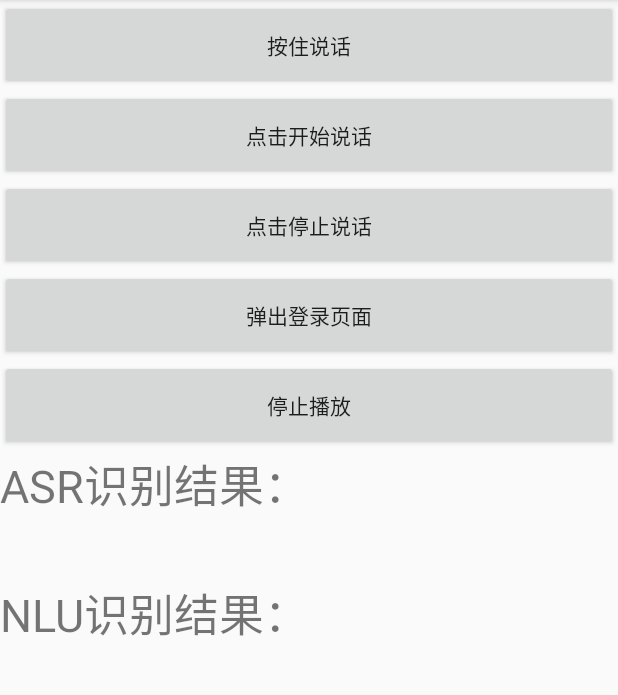
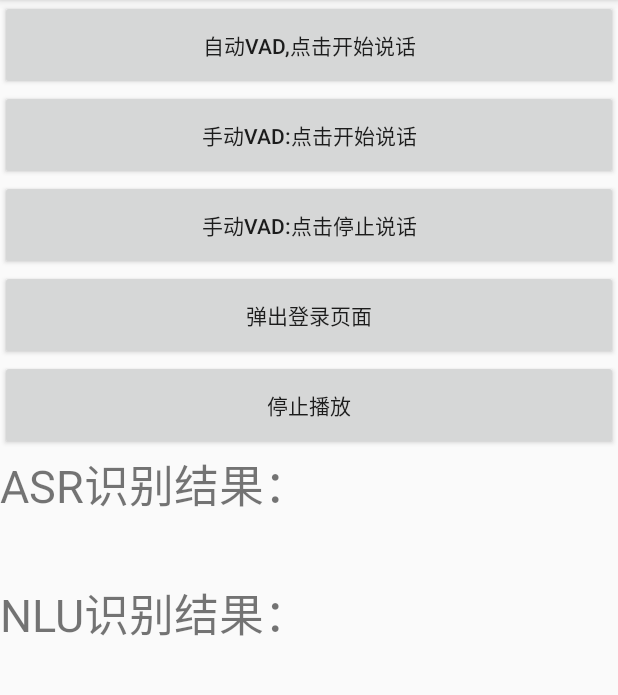
Before and after one commit to HoldingGWind/geniesdk_demo, an Android app: the NearFieldDemoActivity screen opened directly, with no data from a screen before it, on a phone screen of 412 x 824 dp, the part 84-779 px from its top. Run offline under Robolectric (Android 15) with nearby library versions, the phone set to English and light mode, and no system bars; libraries missing offline, so code that uses them is left out: com.alibaba.ailabs, com.yunos.tv; 2 statements that could not run were skipped.

Commit message:
Adjust some interface for enable VAD by default
Signed-off-by: shenping.sp <shenping.sp@alibaba-inc.com>

```diff
--- a/app/src/main/java/com/yunos/tv/alitvasr/NearFieldDemoActivity.java
+++ b/app/src/main/java/com/yunos/tv/alitvasr/NearFieldDemoActivity.java
@@ -15,10 +15,10 @@ import android.widget.Button;
 import android.widget.TextView;
 
 import com.alibaba.ailabs.custom.audio.MediaOutputBridge;
-import com.alibaba.ailabs.custom.audio.input.RecorderManager;
 import com.alibaba.ailabs.custom.core.AliGenieSDK;
 import com.alibaba.ailabs.custom.util.SystemInfo;
 import com.alibaba.ailabs.geniesdk.audioin.recorder.NearFieldRecorder;
+import com.alibaba.ailabs.geniesdk.audioin.recorder.RecorderManager;
 import com.alibaba.ailabs.geniesdk.util.LogUtils;
 import com.alibaba.ailabs.geniesdk_adapter.audioin.RecorderFactory;
 import com.alibaba.ailabs.geniesdk_adapter.core.ActionConstant;
@@ -66,8 +66,6 @@ public class NearFieldDemoActivity extends AppCompatActivity implements IUiManag
         super.onCreate(savedInstanceState);
 
         AliGenieSDK.getInstance(this).init("db643dcd-b096-43e8-9707-6f34d36a1549"/*"ef785ed9-785e-41e4-8c84-ff82f41528f8"*/, this, RecorderFactory.getNearFieldRecorder(16000, 1, MediaRecorder.AudioSource.MIC, AudioFormat.ENCODING_PCM_16BIT), this);
-        //AliGenieSDK.getInstance(this).setUseThirdPartyMediaController(true);
-        //AliGenieSDKAdapter.init();
         getWindow().addFlags(WindowManager.LayoutParams.FLAG_KEEP_SCREEN_ON);
         setContentView(R.layout.near_field);
         wakeup = findViewById(R.id.wake);
@@ -77,6 +75,7 @@ public class NearFieldDemoActivity extends AppCompatActivity implements IUiManag
         asrResult = findViewById(R.id.asr_result);
         nluResult = findViewById(R.id.nlu_result);
         recorder = RecorderManager.getInstance().getRecorder();
+        //recorder.enableDefaultVAD(false);  禁用默认的VAD
 
         wakeup.setOnTouchListener(new View.OnTouchListener() {
             @Override
@@ -86,7 +85,6 @@ public class NearFieldDemoActivity extends AppCompatActivity implements IUiManag
                     case MotionEvent.ACTION_UP://松开事件发生后执行代码的区域
                         Log.e(TAG, "wakeup released");
                         mIsWakeup = false;
-                        recorder.vadEnd();
                         break;
                     case MotionEvent.ACTION_DOWN://按住事件发生后执行代码的区域
                         Log.e(TAG, "wakeup pressed");
--- a/app/src/main/java/com/yunos/tv/alitvasr/ProcessedAudioDataDemoActivity.java
+++ b/app/src/main/java/com/yunos/tv/alitvasr/ProcessedAudioDataDemoActivity.java
@@ -16,13 +16,13 @@ import android.view.WindowManager;
 import android.widget.Button;
 import android.widget.TextView;
 
-import com.alibaba.ailabs.custom.audio.input.RecorderManager;
 import com.alibaba.ailabs.custom.core.AliGenieSDK;
 import com.alibaba.ailabs.custom.core.Constants;
 import com.alibaba.ailabs.custom.util.SystemInfo;
 import com.alibaba.ailabs.geniesdk.audioin.recorder.BaseRecorder;
 import com.alibaba.ailabs.geniesdk.audioin.recorder.IMicController;
 import com.alibaba.ailabs.geniesdk.audioin.recorder.OutAudioDataFarFieldRecorder;
+import com.alibaba.ailabs.geniesdk.audioin.recorder.RecorderManager;
 import com.alibaba.ailabs.geniesdk.util.LogUtils;
 import com.alibaba.ailabs.geniesdk_adapter.audioin.RecorderFactory;
 import com.alibaba.ailabs.geniesdk_adapter.core.ActionConstant;
--- a/app/src/main/java/com/yunos/tv/alitvasr/RawAudioDataDemoActivity.java
+++ b/app/src/main/java/com/yunos/tv/alitvasr/RawAudioDataDemoActivity.java
@@ -16,7 +16,6 @@ import android.view.WindowManager;
 import android.widget.Button;
 import android.widget.TextView;
 
-import com.alibaba.ailabs.custom.audio.input.RecorderManager;
 import com.alibaba.ailabs.custom.core.AliGenieSDK;
 import com.alibaba.ailabs.custom.core.Constants;
 import com.alibaba.ailabs.custom.util.SystemInfo;
@@ -24,6 +23,7 @@ import com.alibaba.ailabs.geniesdk.audioin.recorder.BaseRecorder;
 import com.alibaba.ailabs.geniesdk.audioin.recorder.IMicController;
 import com.alibaba.ailabs.geniesdk.audioin.recorder.OutAudioDataFarFieldRecorder;
 import com.alibaba.ailabs.geniesdk.audioin.recorder.RawDataFarFieldRecorder;
+import com.alibaba.ailabs.geniesdk.audioin.recorder.RecorderManager;
 import com.alibaba.ailabs.geniesdk.util.LogUtils;
 import com.alibaba.ailabs.geniesdk_adapter.audioin.RecorderFactory;
 import com.alibaba.ailabs.geniesdk_adapter.core.ActionConstant;
--- a/app/src/main/res/layout/near_field.xml
+++ b/app/src/main/res/layout/near_field.xml
@@ -12,21 +12,21 @@
             android:id="@+id/wake"
             android:layout_width="match_parent"
             android:layout_height="60dp"
-            android:text="按住说话" />
+            android:text="自动VAD,点击开始说话" />
 
 
         <Button
             android:id="@+id/startTalk"
             android:layout_width="match_parent"
             android:layout_height="60dp"
-            android:text="点击开始说话" />
+            android:text="手动VAD:点击开始说话" />
 
 
         <Button
             android:id="@+id/stopTalk"
             android:layout_width="match_parent"
             android:layout_height="60dp"
-            android:text="点击停止说话" />
+            android:text="手动VAD:点击停止说话" />
 
         <Button
             android:id="@+id/showLogin"
--- a/gradle.properties
+++ b/gradle.properties
@@ -32,6 +32,4 @@ PLUGIN_LIBRARY=com.android.library
 android.enableAapt2=false
 android.enableBuildCache=false
 
-VAD = false
-TV=false
 DEBUG = false
```
Also changed, not shown: app/src/main/java/com/yunos/tv/alitvasr/TextStreamDataDemoActivity.java (+1 -19 lines), 1 other file.
